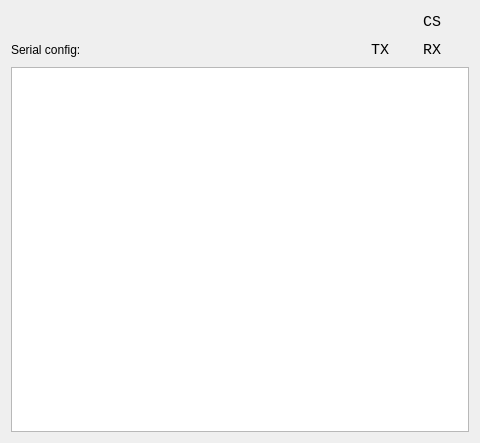
This is src/views/ACIAView.ui in DerSauron/66502emu as Qt 5 draws it before an edit. The edited form follows.
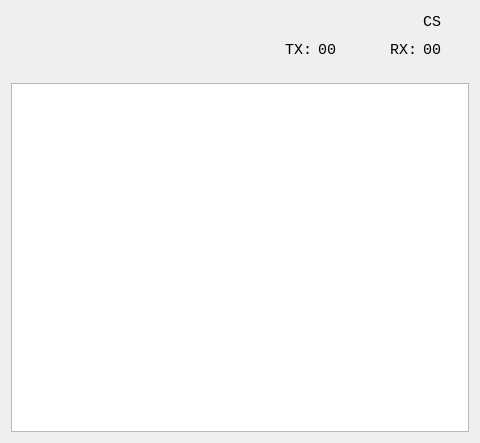
This is the edited form. Custom widgets are drawn as their Qt base class.

Commit message: Extend ACIA View

Patch:
```diff
--- a/src/views/ACIAView.ui
+++ b/src/views/ACIAView.ui
@@ -57,11 +57,7 @@
    <item>
     <layout class="QHBoxLayout" name="horizontalLayout_2">
      <item>
-      <widget class="QLabel" name="configInfo">
-       <property name="text">
-        <string>Serial config: </string>
-       </property>
-      </widget>
+      <widget class="RegisterView" name="statusRegister" native="true"/>
      </item>
      <item>
       <spacer name="horizontalSpacer_2">
@@ -85,7 +81,20 @@
         </font>
        </property>
        <property name="text">
-        <string>TX</string>
+        <string>TX:</string>
+       </property>
+      </widget>
+     </item>
+     <item>
+      <widget class="QLabel" name="txData">
+       <property name="font">
+        <font>
+         <family>Monospace</family>
+         <pointsize>11</pointsize>
+        </font>
+       </property>
+       <property name="text">
+        <string>00</string>
        </property>
       </widget>
      </item>
@@ -100,7 +109,23 @@
       </widget>
      </item>
      <item>
-      <widget class="QLabel" name="label_2">
+      <spacer name="horizontalSpacer_3">
+       <property name="orientation">
+        <enum>Qt::Horizontal</enum>
+       </property>
+       <property name="sizeType">
+        <enum>QSizePolicy::Fixed</enum>
+       </property>
+       <property name="sizeHint" stdset="0">
+        <size>
+         <width>20</width>
+         <height>20</height>
+        </size>
+       </property>
+      </spacer>
+     </item>
+     <item>
+      <widget class="QLabel" name="label_6">
        <property name="font">
         <font>
          <family>Monospace</family>
@@ -108,7 +133,20 @@
         </font>
        </property>
        <property name="text">
-        <string>RX</string>
+        <string>RX:</string>
+       </property>
+      </widget>
+     </item>
+     <item>
+      <widget class="QLabel" name="rxData">
+       <property name="font">
+        <font>
+         <family>Monospace</family>
+         <pointsize>11</pointsize>
+        </font>
+       </property>
+       <property name="text">
+        <string>00</string>
        </property>
       </widget>
      </item>
@@ -124,12 +162,42 @@
      </item>
     </layout>
    </item>
+   <item>
+    <layout class="QHBoxLayout" name="horizontalLayout_3">
+     <item>
+      <widget class="RegisterView" name="controlRegister" native="true">
+       <property name="minimumSize">
+        <size>
+         <width>0</width>
+         <height>10</height>
+        </size>
+       </property>
+      </widget>
+     </item>
+     <item>
+      <widget class="RegisterView" name="commandRegister" native="true">
+       <property name="minimumSize">
+        <size>
+         <width>0</width>
+         <height>10</height>
+        </size>
+       </property>
+      </widget>
+     </item>
+    </layout>
+   </item>
    <item>
     <widget class="Console" name="console"/>
    </item>
   </layout>
  </widget>
  <customwidgets>
+  <customwidget>
+   <class>RegisterView</class>
+   <extends>QWidget</extends>
+   <header>views/RegisterView.h</header>
+   <container>1</container>
+  </customwidget>
   <customwidget>
    <class>BitsView</class>
    <extends>QWidget</extends>
```
Left out of the diff: 2 changed lines with no effect on the pictures. The commit also changes 4 other files.
